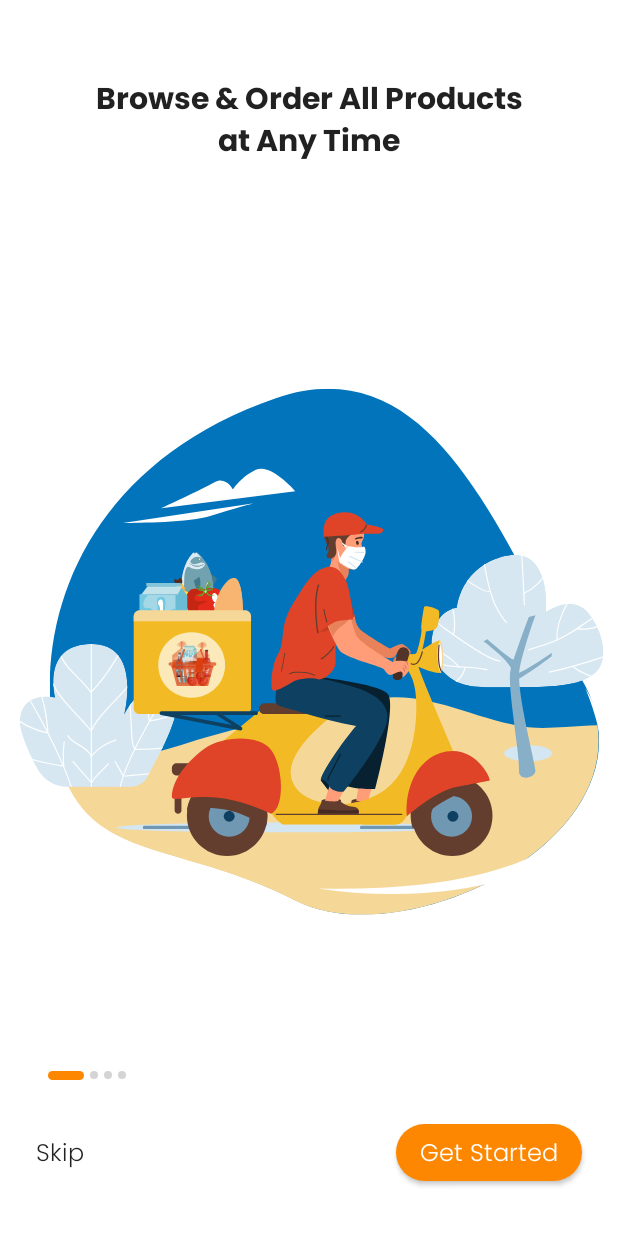
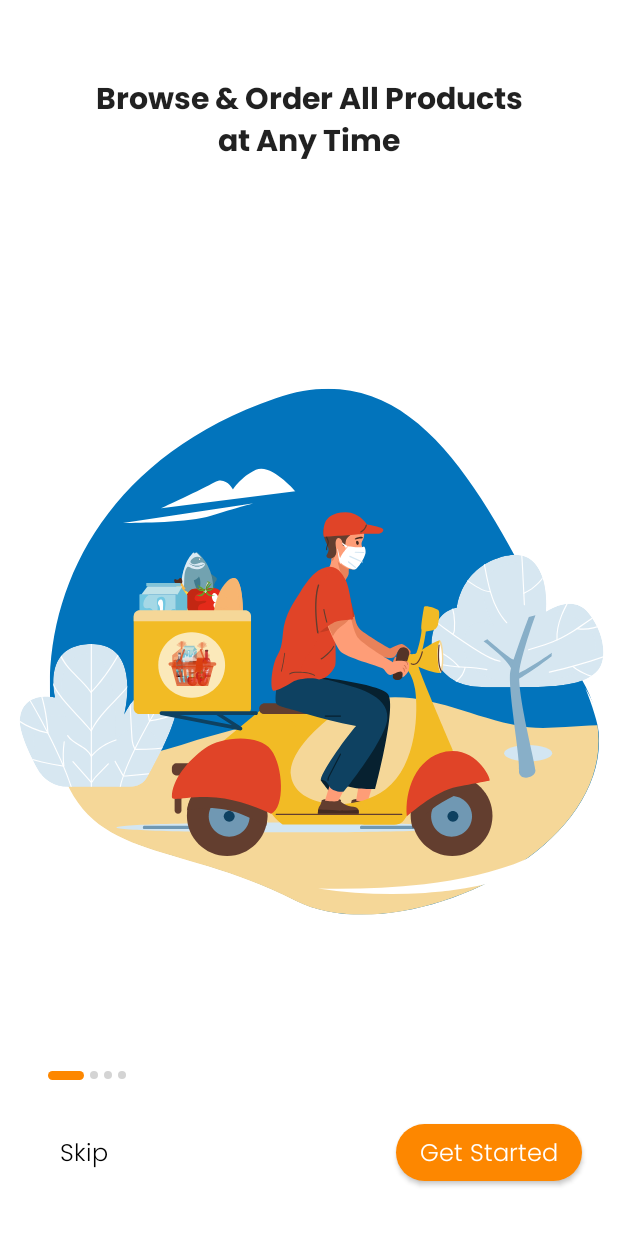
Before and after one commit to hipporasy/store-compose, an Android app built with Jetpack Compose: the composable OnBoardingScreen shown on its own in the app's theme, on a phone screen of 412 x 824 dp. Run offline under Robolectric (Android 15) with nearby library versions, the phone set to English and light mode, and no system bars; libraries missing offline, so code that uses them is left out: com.ramcosta.composedestinations; 1 statement that could not run was skipped.

Commit message:
[Update]: Onboarding Screen

```diff
--- a/app/src/main/java/codes/hipporasy/store/presentation/onBoarding/OnBoardingScreen.kt
+++ b/app/src/main/java/codes/hipporasy/store/presentation/onBoarding/OnBoardingScreen.kt
@@ -11,6 +11,7 @@ import androidx.compose.foundation.shape.CircleShape
 import androidx.compose.material.Button
 import androidx.compose.material.MaterialTheme
 import androidx.compose.material.Text
+import androidx.compose.material.TextButton
 import androidx.compose.runtime.*
 import androidx.compose.ui.Alignment
 import androidx.compose.ui.Modifier
@@ -77,7 +78,13 @@ fun OnBoardingScreen(
             horizontalArrangement = Arrangement.SpaceBetween,
             verticalAlignment = Alignment.CenterVertically
         ) {
-            Text(text = "Skip", style = MaterialTheme.typography.button)
+            TextButton(onClick = { /*TODO*/ }) {
+                Text(
+                    text = "Skip",
+                    style = MaterialTheme.typography.button,
+                    color = MaterialTheme.colors.onSurface
+                )
+            }
             Button(onClick = { /*TODO*/ }, shape = CircleShape) {
                 Text("Get Started")
             }
```
Also changed, not shown: 1 other file.
